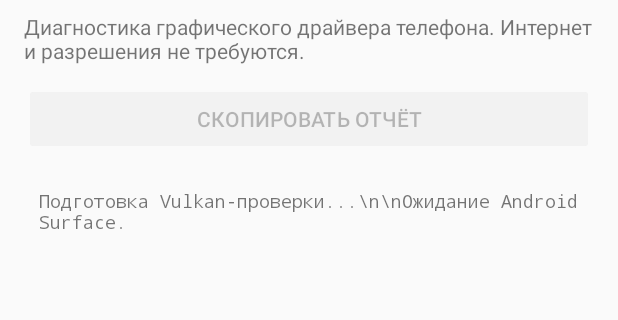
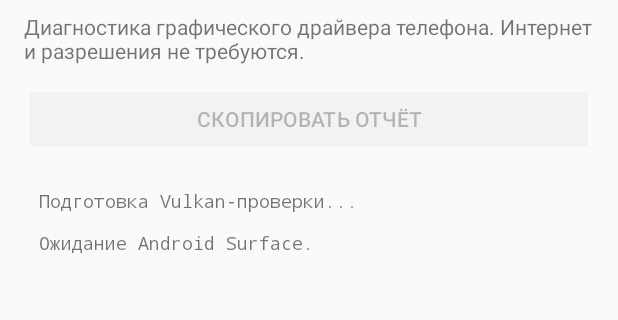
Before and after one commit to Human9283/The-Movies-Android, an Android app: the screen it shows after launch (MainActivity), on a phone screen of 412 x 824 dp, the part 67-387 px from its top. Run offline under Robolectric (Android 15) with nearby library versions, the phone set to English and light mode, and no system bars; 1 statement that could not run was skipped.

Commit message:
Fix diagnostic report line breaks

```diff
--- a/android-probe/app/src/main/java/com/human9283/themoviesprobe/MainActivity.java
+++ b/android-probe/app/src/main/java/com/human9283/themoviesprobe/MainActivity.java
@@ -21,7 +21,7 @@ public final class MainActivity extends Activity {
 
     private TextView reportView;
     private Button copyButton;
-    private String report = "Подготовка Vulkan-проверки...\\n\\nОжидание Android Surface.";
+    private String report = "Подготовка Vulkan-проверки...\n\nОжидание Android Surface.";
     private boolean started;
 
     private native String runProbe(Surface surface);
@@ -70,7 +70,7 @@ public final class MainActivity extends Activity {
             @Override public void surfaceCreated(SurfaceHolder holder) {
                 if (started) return;
                 started = true;
-                report = "Проверка Vulkan выполняется...\\n";
+                report = "Проверка Vulkan выполняется...\n";
                 reportView.setText(report);
                 new Thread(() -> {
                     String result;
```
